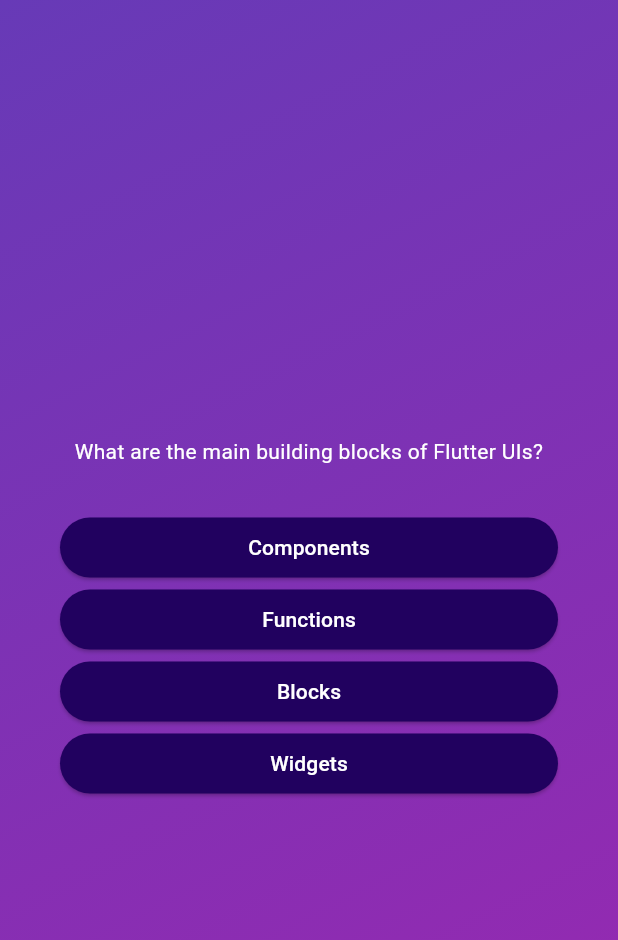
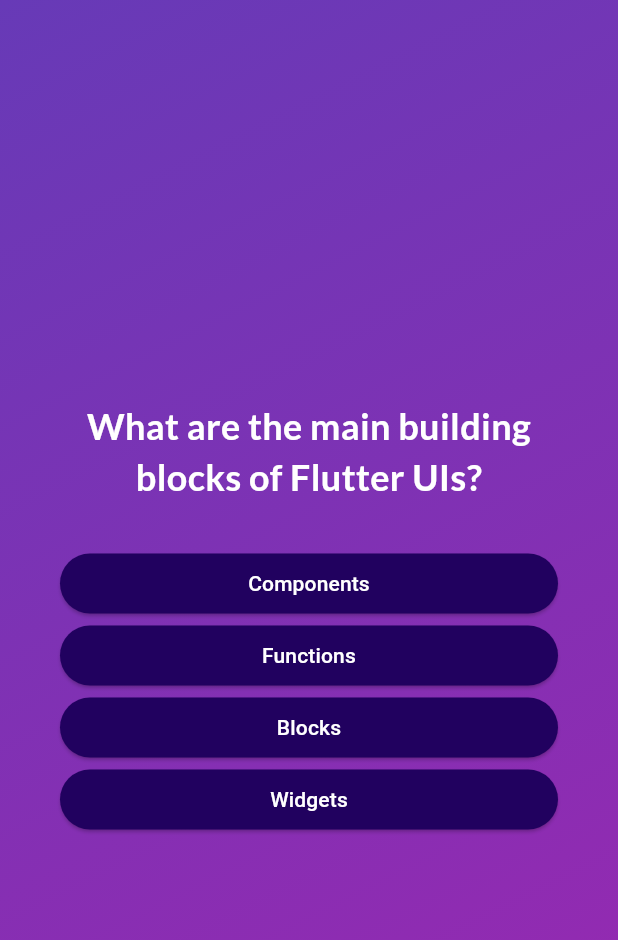
Before and after one commit to diegwl/learning-flutter, a Flutter app: the screen it shows after launch, after a tap on "Start Quiz", on a phone screen of 412 x 824 dp. Shown: the top 940 px of the screen. Run offline on Flutter 3.47's test engine with Material 3 defaults, Android fonts, the phone set to English and light mode, and no system bars; our stand-ins replace google_fonts.

```diff
--- a/adv_basics/lib/answer_button.dart
+++ b/adv_basics/lib/answer_button.dart
@@ -21,7 +21,10 @@ class AnswerButton extends StatelessWidget {
           borderRadius: BorderRadius.circular(40),
         ),
       ),
-      child: Text(answerText),
+      child: Text(
+        answerText,
+        textAlign: TextAlign.center,
+      ),
     );
   }
 }
--- a/adv_basics/lib/questions_screen.dart
+++ b/adv_basics/lib/questions_screen.dart
@@ -2,8 +2,15 @@ import 'package:adv_basics/answer_button.dart';
 import 'package:flutter/material.dart';
 import 'package:adv_basics/data/questions.dart';
 
+import 'package:google_fonts/google_fonts.dart';
+
 class QuestionsScreen extends StatefulWidget {
-  const QuestionsScreen({super.key});
+  const QuestionsScreen({
+    super.key,
+    required this.onSelectAnswer,
+  });
+
+  final void Function(String answer) onSelectAnswer;
 
   @override
   State<QuestionsScreen> createState() {
@@ -12,9 +19,20 @@ class QuestionsScreen extends StatefulWidget {
 }
 
 class _QuestionsScreenState extends State<QuestionsScreen> {
+  var currentQuestionIndex = 0;
+
+  void answerQuestion(String selectedAnswer) {
+    widget.onSelectAnswer(selectedAnswer);
+    // currentQuestionIndex = currentQuestionIndex + 1;
+    //currentQuestionIndex += 1;
+    setState(() {
+      currentQuestionIndex++;
+    });
+  }
+
   @override
   Widget build(context) {
-    final currentQuestion = questions[0];
+    final currentQuestion = questions[currentQuestionIndex];
 
     return SizedBox(
       width: double.infinity,
@@ -26,8 +44,10 @@ class _QuestionsScreenState extends State<QuestionsScreen> {
           children: [
             Text(
               currentQuestion.text,
-              style: const TextStyle(
+              style: GoogleFonts.lato(
                 color: Colors.white,
+                fontSize: 24,
+                fontWeight: FontWeight.bold,
               ),
               textAlign: TextAlign.center,
             ),
@@ -36,7 +56,12 @@ class _QuestionsScreenState extends State<QuestionsScreen> {
             ),
             ...currentQuestion.getShuffledAnswers().map(
               (answer) {
-                return AnswerButton(answer, () {});
+                return AnswerButton(
+                  answer,
+                  () {
+                    answerQuestion(answer);
+                  },
+                );
               },
             ),
           ],
--- a/adv_basics/lib/quiz.dart
+++ b/adv_basics/lib/quiz.dart
@@ -1,4 +1,6 @@
+import 'package:adv_basics/data/questions.dart';
 import 'package:adv_basics/questions_screen.dart';
+import 'package:adv_basics/results_screen.dart';
 import 'package:adv_basics/start_screen.dart';
 import 'package:flutter/material.dart';
 
@@ -12,6 +14,7 @@ class Quiz extends StatefulWidget {
 }
 
 class _QuizState extends State<Quiz> {
+  final List<String> selectedAnswers = [];
   var activeScreen = 'start-screen';
 
   void switchScreen() {
@@ -20,12 +23,30 @@ class _QuizState extends State<Quiz> {
     });
   }
 
+  void chooseAnswer(String answer) {
+    selectedAnswers.add(answer);
+
+    if (selectedAnswers.length == questions.length) {
+      setState(() {
+        activeScreen = 'result-screen';
+      });
+    }
+  }
+
   @override
   Widget build(context) {
     Widget screenWidget = StartScreen(switchScreen);
 
     if (activeScreen == 'questions-screen') {
-      screenWidget = const QuestionsScreen();
+      screenWidget = QuestionsScreen(
+        onSelectAnswer: chooseAnswer,
+      );
+    }
+
+    if (activeScreen == 'results-screen') {
+      screenWidget = ResultsScreen(
+        chosenAnswers: selectedAnswers,
+      );
     }
 
     return MaterialApp(
--- a/adv_basics/lib/start_screen.dart
+++ b/adv_basics/lib/start_screen.dart
@@ -1,4 +1,5 @@
 import 'package:flutter/material.dart';
+import 'package:google_fonts/google_fonts.dart';
 
 class StartScreen extends StatelessWidget {
   const StartScreen(this.startQuiz, {super.key});
@@ -19,9 +20,9 @@ class StartScreen extends StatelessWidget {
           const SizedBox(
             height: 80,
           ),
-          const Text(
+          Text(
             "Learn Flutter the fun way",
-            style: TextStyle(
+            style: GoogleFonts.lato(
               color: Colors.white,
               fontSize: 24,
             ),
--- a/adv_basics/pubspec.yaml
+++ b/adv_basics/pubspec.yaml
@@ -35,6 +35,7 @@ dependencies:
   # The following adds the Cupertino Icons font to your application.
   # Use with the CupertinoIcons class for iOS style icons.
   cupertino_icons: ^1.0.2
+  google_fonts: ^6.2.0
 
 dev_dependencies:
   flutter_test:
```
Also changed, not shown: adv_basics/lib/results_screen.dart (added, +55 -0 lines), adv_basics/pubspec.lock.
